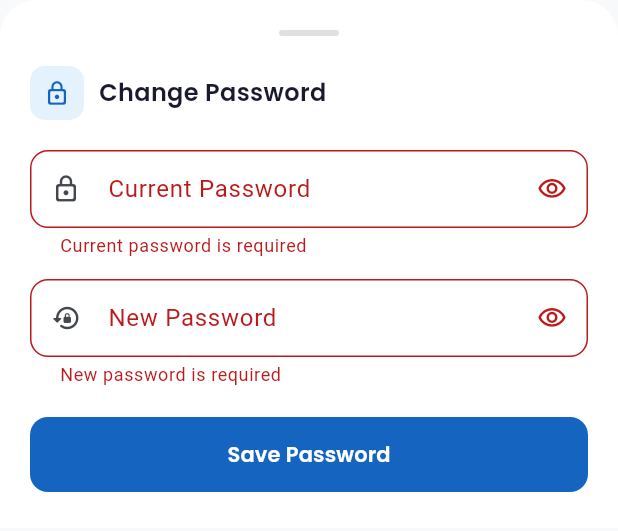
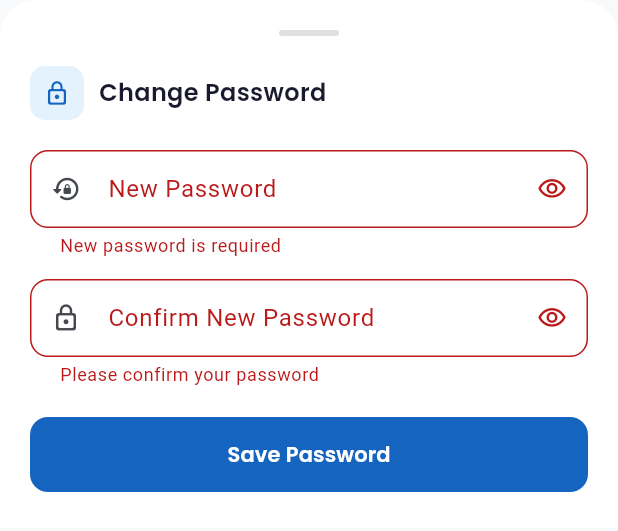
Before and after one commit to uzzalbiswas171/Mealmanagement, a Flutter app: the _ChangePasswordSheet widget shown alone on an empty page, opened directly, after a tap on "Save Password", on a phone screen of 412 x 824 dp. Shown: the top 531 px of the screen. Run offline on Flutter 3.47's test engine with Material 3 defaults, Android fonts, the phone set to English and light mode, and no system bars; our stand-ins replace cached_network_image, cloud_firestore, firebase_auth, firebase_core, google_fonts, pdf and 1 more; missing offline and left inert: firebase_app_check; accounts and stored records are empty.

Commit message:
done change password without current password requirement
Co-Authored-By: Claude Sonnet 4.6 <noreply@anthropic.com>

```diff
--- a/lib/features/profile/screens/profile_screen.dart
+++ b/lib/features/profile/screens/profile_screen.dart
@@ -822,16 +822,16 @@ class _ChangePasswordSheet extends StatefulWidget {
 
 class _ChangePasswordSheetState extends State<_ChangePasswordSheet> {
   final _formKey = GlobalKey<FormState>();
-  final _currentPassCtrl = TextEditingController();
   final _newPassCtrl = TextEditingController();
-  bool _obscureCurrent = true;
+  final _confirmPassCtrl = TextEditingController();
   bool _obscureNew = true;
+  bool _obscureConfirm = true;
   bool _saving = false;
 
   @override
   void dispose() {
-    _currentPassCtrl.dispose();
     _newPassCtrl.dispose();
+    _confirmPassCtrl.dispose();
     super.dispose();
   }
 
@@ -840,11 +840,6 @@ class _ChangePasswordSheetState extends State<_ChangePasswordSheet> {
     setState(() => _saving = true);
     try {
       final user = FirebaseAuth.instance.currentUser!;
-      final credential = EmailAuthProvider.credential(
-        email: user.email!,
-        password: _currentPassCtrl.text.trim(),
-      );
-      await user.reauthenticateWithCredential(credential);
       await user.updatePassword(_newPassCtrl.text.trim());
       if (!mounted) return;
       Navigator.pop(context);
@@ -860,8 +855,8 @@ class _ChangePasswordSheetState extends State<_ChangePasswordSheet> {
       );
     } on FirebaseAuthException catch (e) {
       if (!mounted) return;
-      final msg = e.code == 'wrong-password' || e.code == 'invalid-credential'
-          ? 'Current password is incorrect.'
+      final msg = e.code == 'requires-recent-login'
+          ? 'Please sign out and sign back in, then try again.'
           : e.message ?? 'Failed to update password.';
       ScaffoldMessenger.of(context).showSnackBar(
         SnackBar(
@@ -918,28 +913,6 @@ class _ChangePasswordSheetState extends State<_ChangePasswordSheet> {
             ),
             const SizedBox(height: 20),
             TextFormField(
-              controller: _currentPassCtrl,
-              obscureText: _obscureCurrent,
-              decoration: InputDecoration(
-                labelText: 'Current Password',
-                prefixIcon: const Icon(Icons.lock_outline_rounded, size: 20),
-                suffixIcon: IconButton(
-                  icon: Icon(
-                    _obscureCurrent ? Icons.visibility_outlined : Icons.visibility_off_outlined,
-                    size: 20,
-                  ),
-                  onPressed: () => setState(() => _obscureCurrent = !_obscureCurrent),
-                ),
-                border: OutlineInputBorder(borderRadius: BorderRadius.circular(12)),
-                contentPadding: const EdgeInsets.symmetric(horizontal: 16, vertical: 14),
-              ),
-              validator: (v) {
-                if (v == null || v.trim().isEmpty) return 'Current password is required';
-                return null;
-              },
-            ),
-            const SizedBox(height: 14),
-            TextFormField(
               controller: _newPassCtrl,
               obscureText: _obscureNew,
               decoration: InputDecoration(
@@ -958,6 +931,29 @@ class _ChangePasswordSheetState extends State<_ChangePasswordSheet> {
               validator: (v) {
                 if (v == null || v.trim().isEmpty) return 'New password is required';
                 if (v.trim().length < 6) return 'Minimum 6 characters';
+                return null;
+              },
+            ),
+            const SizedBox(height: 14),
+            TextFormField(
+              controller: _confirmPassCtrl,
+              obscureText: _obscureConfirm,
+              decoration: InputDecoration(
+                labelText: 'Confirm New Password',
+                prefixIcon: const Icon(Icons.lock_outline_rounded, size: 20),
+                suffixIcon: IconButton(
+                  icon: Icon(
+                    _obscureConfirm ? Icons.visibility_outlined : Icons.visibility_off_outlined,
+                    size: 20,
+                  ),
+                  onPressed: () => setState(() => _obscureConfirm = !_obscureConfirm),
+                ),
+                border: OutlineInputBorder(borderRadius: BorderRadius.circular(12)),
+                contentPadding: const EdgeInsets.symmetric(horizontal: 16, vertical: 14),
+              ),
+              validator: (v) {
+                if (v == null || v.trim().isEmpty) return 'Please confirm your password';
+                if (v.trim() != _newPassCtrl.text.trim()) return 'Passwords do not match';
                 return null;
               },
             ),
```
